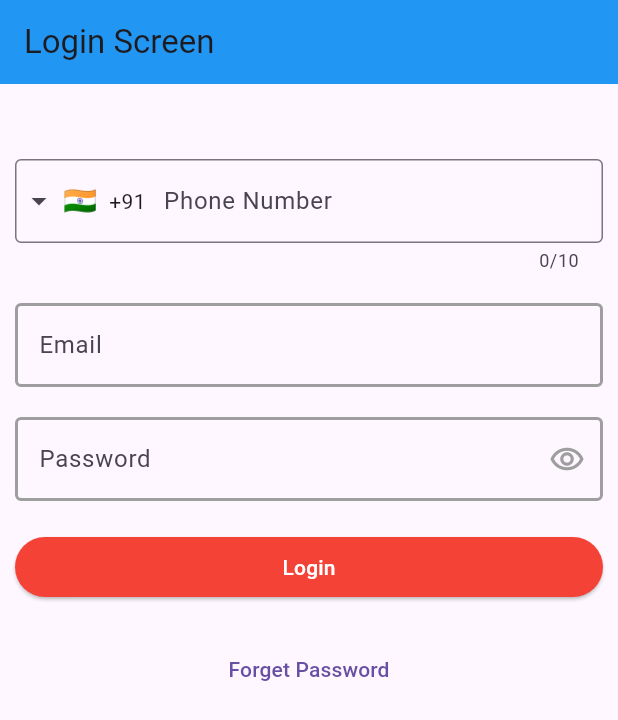
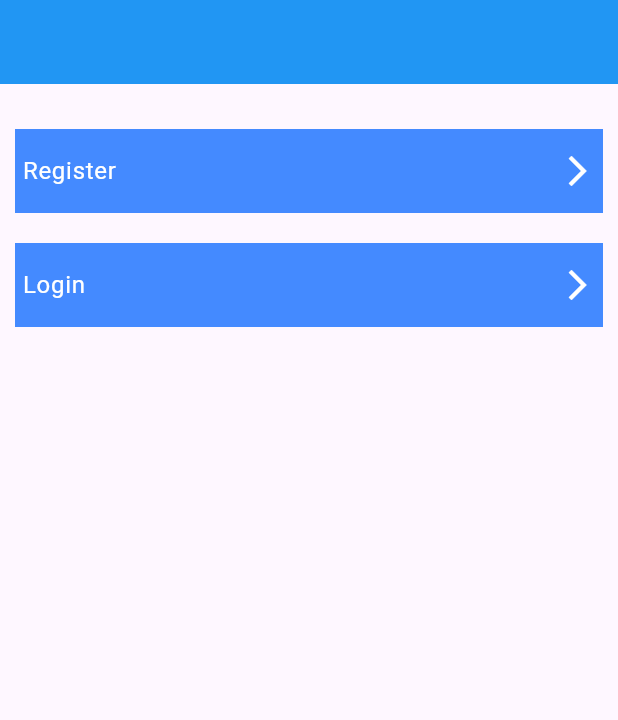
Before and after one commit to devatulparmar/sept24batch6pm, a Flutter app: the screen it shows after launch, on a phone screen of 412 x 824 dp. Shown: the top 720 px of the screen. Run offline on Flutter 3.47's test engine with Material 3 defaults, Android fonts, the phone set to English and light mode, and no system bars; drawn by our look-alikes of intl_phone_field.

Commit message:
Drawer, ListTile, Radio, RadioListTile,GestureDetector,InkWell

```diff
--- /dev/null
+++ b/lib/default_screen.dart
@@ -0,0 +1,52 @@
+import 'package:batch6pm/utils/const.dart';
+import 'package:flutter/material.dart';
+
+class DefaultScreen extends StatefulWidget {
+  const DefaultScreen({super.key});
+
+  @override
+  State<DefaultScreen> createState() => _DefaultScreenState();
+}
+
+class _DefaultScreenState extends State<DefaultScreen> {
+  @override
+  Widget build(BuildContext context) {
+    return Scaffold(
+      appBar: AppBar(),
+      body: ListView(
+        padding: EdgeInsets.all(10),
+        children: [
+          SizedBox(height: 20),
+          ListTile(
+            tileColor: Colors.blueAccent,
+            title: Text('Register'),
+            textColor: Colors.white,
+            contentPadding: EdgeInsets.symmetric(horizontal: 5),
+            trailing: Icon(
+              Icons.arrow_forward_ios,
+              color: Colors.white,
+            ),
+            onTap: () {
+              Navigator.pushNamed(context, routeRegisterScreen);
+            },
+          ),
+          SizedBox(height: 20),
+          ListTile(
+            tileColor: Colors.blueAccent,
+            title: Text('Login'),
+            textColor: Colors.white,
+            contentPadding: EdgeInsets.symmetric(horizontal: 5),
+            trailing: Icon(
+              Icons.arrow_forward_ios,
+              color: Colors.white,
+            ),
+            onTap: () {
+              Navigator.pushNamed(context, routeLoginScreen);
+            },
+          ),
+          SizedBox(height: 20),
+        ],
+      ),
+    );
+  }
+}
--- a/lib/utils/const.dart
+++ b/lib/utils/const.dart
@@ -75,3 +75,5 @@ class MySnackBar {
 
 const String routeScreen2 = 'screen2';
 const String routeScreen3 = 'screen3';
+const String routeLoginScreen = 'LoginScreen';
+const String routeRegisterScreen = 'routeRegisterScreen';
--- a/lib/utils/routes.dart
+++ b/lib/utils/routes.dart
@@ -1,4 +1,7 @@
+import 'package:batch6pm/default_screen.dart';
+import 'package:batch6pm/image_screen.dart';
 import 'package:batch6pm/login_screen.dart';
+import 'package:batch6pm/register_screen.dart';
 import 'package:batch6pm/screen2.dart';
 import 'package:batch6pm/screen3.dart';
 import 'package:batch6pm/utils/const.dart';
@@ -19,11 +22,15 @@ class MyAppRoutes {
     switch (settings.name) {
       case '/':
         return MaterialPageRoute(
-            builder: (BuildContext context) => LoginScreen());
+            builder: (BuildContext context) => DefaultScreen());
       case routeScreen2:
         return MaterialPageRoute(builder: (BuildContext context) => Screen2(arguments: settings.arguments,));
       case routeScreen3:
         return MaterialPageRoute(builder: (BuildContext context) => Screen3());
+      case routeLoginScreen:
+        return MaterialPageRoute(builder: (BuildContext context) => LoginScreen());
+      case routeRegisterScreen:
+        return MaterialPageRoute(builder: (BuildContext context) => RegisterScreen());
       default:
         return MaterialPageRoute(
           builder: (BuildContext context) => Scaffold(
```
Also changed, not shown: lib/image_screen.dart (+7 -7 lines), lib/register_screen.dart (added, +176 -0 lines).
